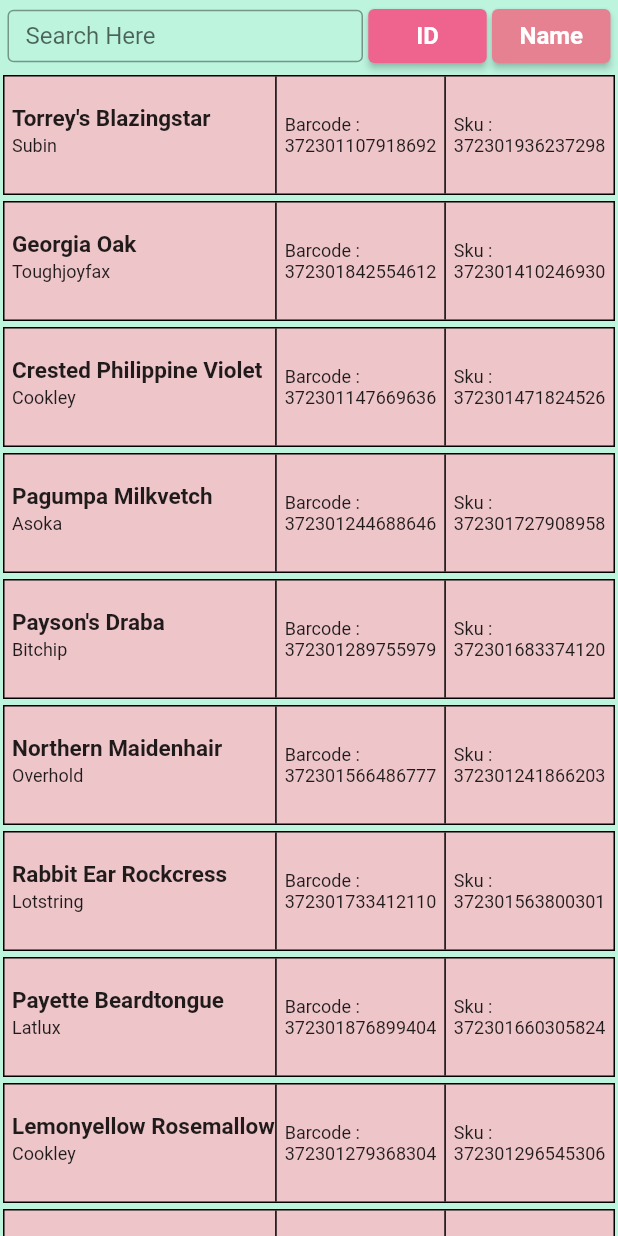
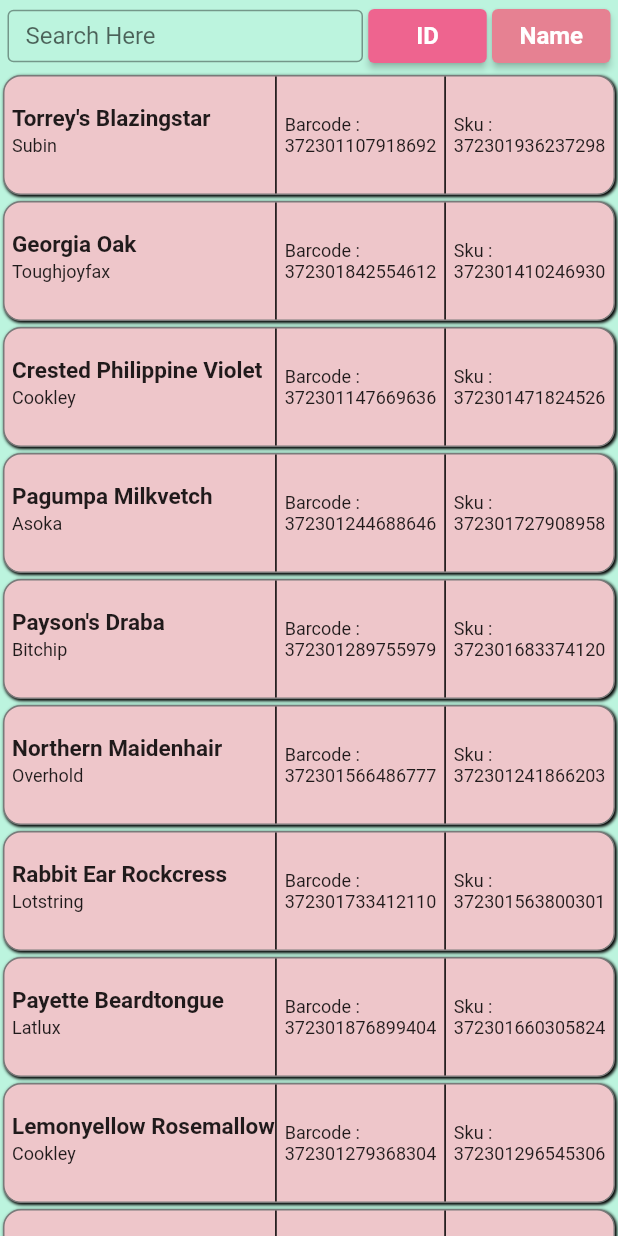
Before and after one commit to Pokkoleto/Search_Products, a Flutter app: the screen it shows after launch, on a phone screen of 412 x 824 dp. Run offline on Flutter 3.47's test engine with Material 2 defaults, Android fonts, the light colour scheme and no system bars.

Commit message:
change color

```diff
--- a/lib/modules/search/components/card_product.dart
+++ b/lib/modules/search/components/card_product.dart
@@ -14,9 +14,20 @@ class CardProduct extends StatelessWidget {
       child: Container(
         height: 80.0,
         decoration: BoxDecoration(
-          color: const Color(0xFFEEC6CA),
-          border: Border.all(color: Colors.black, width: 1.0),
-        ),
+            color: const Color(0xFFEEC6CA),
+            border: Border.all(
+                color: const Color.fromARGB(255, 122, 122, 122), width: 1.0),
+            boxShadow: const [
+              BoxShadow(
+                color: Colors.black,
+                offset: Offset(
+                  1.2,
+                  1.2,
+                ),
+                blurRadius: 1.0,
+              ), //BoxShadow//BoxShadow
+            ],
+            borderRadius: BorderRadius.circular(12.0)),
         child: Row(
           children: [
             Expanded(
--- a/lib/modules/search/search_view.dart
+++ b/lib/modules/search/search_view.dart
@@ -36,7 +36,7 @@ class _SearchViewState extends State<SearchView> {
   @override
   Widget build(BuildContext context) {
     return Scaffold(
-      backgroundColor: Color.fromRGBO(188, 244, 222, 1),
+      backgroundColor: const Color.fromRGBO(188, 244, 222, 1),
       body: SafeArea(
         child: FutureBuilder(
           future: loadListOfProduct(),
@@ -74,7 +74,7 @@ class _SearchViewState extends State<SearchView> {
                           child: ElevatedButton(
                             style: ElevatedButton.styleFrom(
                                 backgroundColor:
-                                    Color.fromARGB(255, 238, 100, 143),
+                                    const Color.fromARGB(255, 238, 100, 143),
                                 fixedSize: const Size(5.0, 10.0)),
                             onPressed: () {
                               setState(() {
@@ -102,7 +102,7 @@ class _SearchViewState extends State<SearchView> {
                           child: ElevatedButton(
                             style: ElevatedButton.styleFrom(
                                 backgroundColor:
-                                    Color.fromARGB(255, 230, 129, 146),
+                                    const Color.fromARGB(255, 230, 129, 146),
                                 fixedSize: const Size(5.0, 10.0)),
                             onPressed: () {
                               setState(() {
```
